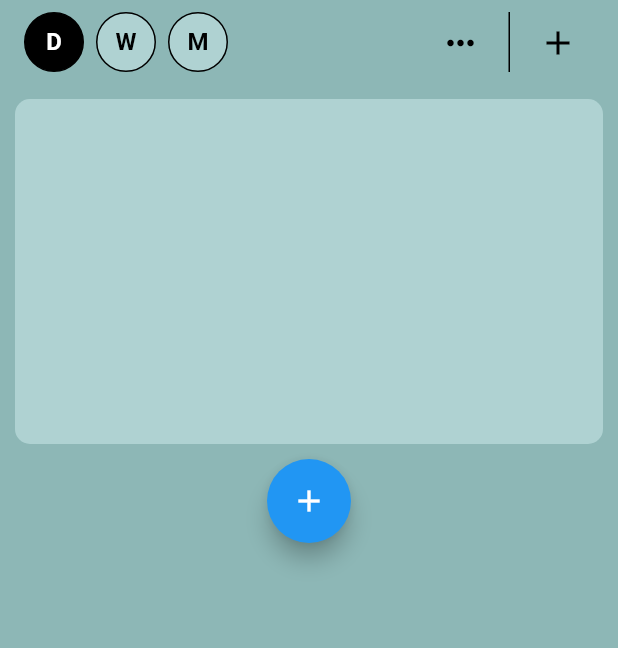
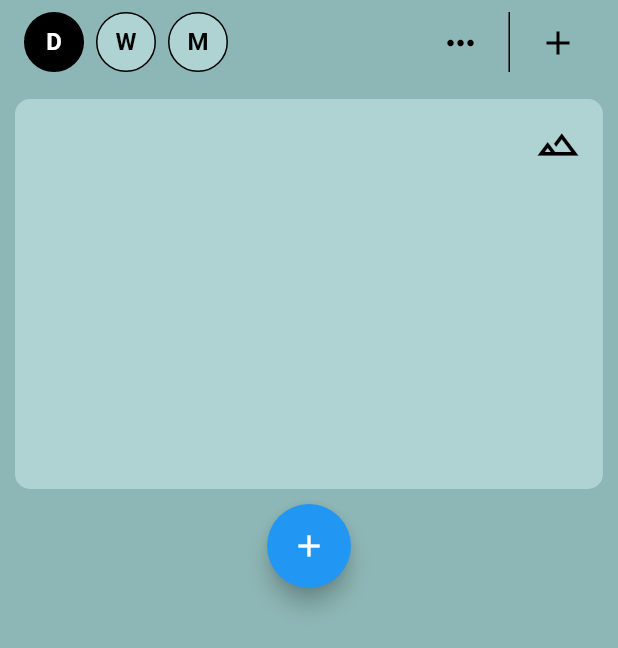
Before and after one commit to roshankern/TaskZoo, a Flutter app: the screen it shows after launch, on a phone screen of 412 x 824 dp. Shown: the top 648 px of the screen. Run offline on Flutter 3.47's test engine with Material 2 defaults, Android fonts, the phone set to English and light mode, and no system bars; our stand-ins replace flutter_svg, font_awesome_flutter.

Commit message:
include biome icon

```diff
--- a/lib/widgets/Mainscreen/AnimalBuilder.dart
+++ b/lib/widgets/Mainscreen/AnimalBuilder.dart
@@ -102,6 +102,14 @@ class AnimalBuilderState extends State<AnimalBuilder> {
             ),
             child: Center(
                 child: Column(children: [
+              const Align(
+                alignment: Alignment.topRight,
+                child: Icon(
+                  Icons.terrain_outlined,
+                  color: Colors.black,
+                  size: 30.0,
+                ),
+              ),
               SvgPicture.string(
                 svgData,
                 width: 200,
```
